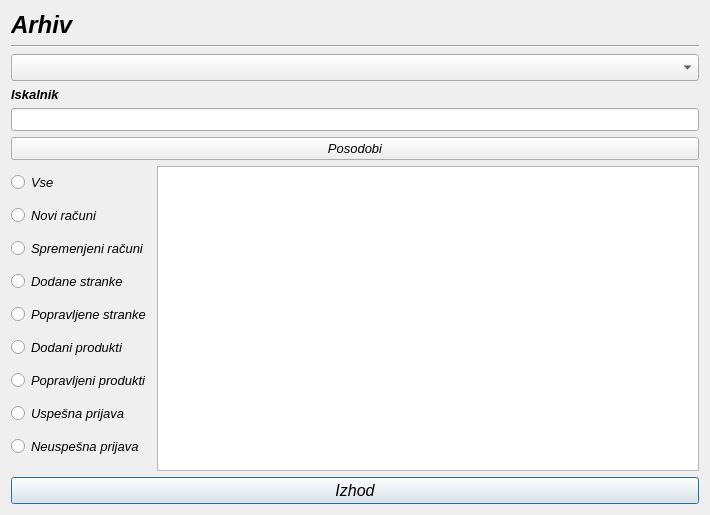
Above: arhiv.ui from MaxMaxy/racun before the change. Below: the same form after it.
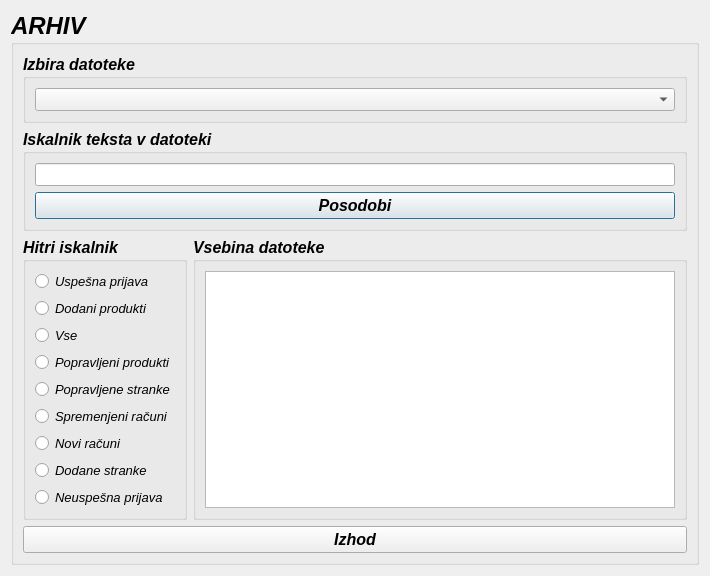
That is the form after the change.

Patch:
```diff
--- a/arhiv.ui
+++ b/arhiv.ui
@@ -7,7 +7,7 @@
     <x>0</x>
     <y>0</y>
     <width>710</width>
-    <height>515</height>
+    <height>558</height>
    </rect>
   </property>
   <property name="font">
@@ -20,56 +20,78 @@
   <property name="windowTitle">
    <string>Dialog</string>
   </property>
-  <layout class="QGridLayout" name="gridLayout">
+  <layout class="QGridLayout" name="gridLayout_3">
    <item row="0" column="0">
-    <widget class="QLabel" name="label_2">
+    <widget class="QGroupBox" name="groupBox_5">
      <property name="font">
       <font>
-       <family>MS Sans Serif</family>
        <pointsize>18</pointsize>
        <weight>75</weight>
-       <italic>true</italic>
        <bold>true</bold>
+       <kerning>true</kerning>
       </font>
      </property>
-     <property name="text">
-      <string>Arhiv</string>
+     <property name="title">
+      <string>ARHIV</string>
      </property>
-    </widget>
-   </item>
-   <item row="1" column="0">
-    <widget class="Line" name="line">
+     <property name="flat">
+      <bool>true</bool>
+     </property>
+     <property name="checkable">
+      <bool>false</bool>
+     </property>
+     <layout class="QGridLayout" name="gridLayout_2">
+      <property name="sizeConstraint">
+       <enum>QLayout::SetDefaultConstraint</enum>
+      </property>
+      <item row="0" column="0">
+       <layout class="QVBoxLayout" name="verticalLayout_5">
+        <item>
+         <layout class="QVBoxLayout" name="verticalLayout_4">
+          <item>
+           <widget class="QGroupBox" name="groupBox_3">
      <property name="font">
       <font>
-       <family>MS Sans Serif</family>
-       <italic>true</italic>
-      </font>
-     </property>
-     <property name="orientation">
-      <enum>Qt::Horizontal</enum>
-     </property>
-    </widget>
-   </item>
-   <item row="6" column="0">
-    <widget class="QLabel" name="label">
+              <pointsize>12</pointsize>
+              <weight>75</weight>
+              <bold>true</bold>
+             </font>
+            </property>
+            <property name="title">
+             <string>Izbira datoteke</string>
+            </property>
+            <layout class="QVBoxLayout" name="verticalLayout_3">
+             <item>
+              <widget class="QComboBox" name="comboBox">
      <property name="font">
       <font>
        <family>MS Sans Serif</family>
        <pointsize>10</pointsize>
-       <weight>75</weight>
        <italic>true</italic>
+                </font>
+               </property>
+              </widget>
+             </item>
+            </layout>
+           </widget>
+          </item>
+          <item>
+           <widget class="QGroupBox" name="groupBox_2">
+            <property name="font">
+             <font>
+              <pointsize>12</pointsize>
+              <weight>75</weight>
        <bold>true</bold>
       </font>
      </property>
-     <property name="text">
-      <string>Iskalnik</string>
-     </property>
-     <property name="buddy">
-      <cstring>lineEdit_isci</cstring>
-     </property>
-    </widget>
-   </item>
-   <item row="8" column="0">
+            <property name="title">
+             <string>Iskalnik teksta v datoteki</string>
+            </property>
+            <property name="flat">
+             <bool>false</bool>
+            </property>
+            <layout class="QVBoxLayout" name="verticalLayout">
+             <item>
     <widget class="QLineEdit" name="lineEdit_isci">
      <property name="font">
       <font>
@@ -80,19 +102,85 @@
      </property>
     </widget>
    </item>
-   <item row="10" column="0">
-    <layout class="QVBoxLayout" name="verticalLayout_2">
+             <item>
+              <widget class="QPushButton" name="pushButton_isci">
+               <property name="sizePolicy">
+                <sizepolicy hsizetype="MinimumExpanding" vsizetype="Minimum">
+                 <horstretch>0</horstretch>
+                 <verstretch>0</verstretch>
+                </sizepolicy>
+               </property>
+               <property name="font">
+                <font>
+                 <pointsize>12</pointsize>
+                </font>
+               </property>
+               <property name="text">
+                <string>Posodobi</string>
+               </property>
+              </widget>
+             </item>
+            </layout>
+           </widget>
+          </item>
+         </layout>
+        </item>
      <item>
       <layout class="QHBoxLayout" name="horizontalLayout">
        <item>
-        <layout class="QVBoxLayout" name="verticalLayout">
+           <widget class="QGroupBox" name="groupBox">
+            <property name="font">
+             <font>
+              <pointsize>12</pointsize>
+              <weight>75</weight>
+              <bold>true</bold>
+             </font>
+            </property>
+            <property name="title">
+             <string>Hitri iskalnik</string>
+            </property>
+            <layout class="QVBoxLayout" name="verticalLayout_2">
+             <item>
+              <widget class="QRadioButton" name="radioButton_uspesnaPrijava">
+               <property name="font">
+                <font>
+                 <family>MS Sans Serif</family>
+                 <pointsize>10</pointsize>
+                 <weight>50</weight>
+                 <italic>true</italic>
+                 <bold>false</bold>
+                </font>
+               </property>
+               <property name="text">
+                <string>Uspešna prijava</string>
+               </property>
+              </widget>
+             </item>
+             <item>
+              <widget class="QRadioButton" name="radioButton_dodaniProdukti">
+               <property name="font">
+                <font>
+                 <family>MS Sans Serif</family>
+                 <pointsize>10</pointsize>
+                 <weight>50</weight>
+                 <italic>true</italic>
+                 <bold>false</bold>
+                </font>
+               </property>
+               <property name="text">
+                <string>Dodani produkti</string>
+               </property>
+              </widget>
+             </item>
          <item>
           <widget class="QRadioButton" name="radioButton_vse">
            <property name="font">
             <font>
              <family>MS Sans Serif</family>
              <pointsize>10</pointsize>
+                 <weight>50</weight>
              <italic>true</italic>
+                 <bold>false</bold>
             </font>
            </property>
            <property name="text">
@@ -101,16 +189,34 @@
           </widget>
          </item>
          <item>
-          <widget class="QRadioButton" name="radioButton_noviRacuni">
+              <widget class="QRadioButton" name="radioButton_popravljeniProdukti">
            <property name="font">
             <font>
              <family>MS Sans Serif</family>
              <pointsize>10</pointsize>
+                 <weight>50</weight>
              <italic>true</italic>
+                 <bold>false</bold>
             </font>
            </property>
            <property name="text">
-            <string>Novi računi</string>
+                <string>Popravljeni produkti</string>
+               </property>
+              </widget>
+             </item>
+             <item>
+              <widget class="QRadioButton" name="radioButton_popravljeneStranke">
+               <property name="font">
+                <font>
+                 <family>MS Sans Serif</family>
+                 <pointsize>10</pointsize>
+                 <weight>50</weight>
+                 <italic>true</italic>
+                 <bold>false</bold>
+                </font>
+               </property>
+               <property name="text">
+                <string>Popravljene stranke</string>
            </property>
           </widget>
          </item>
@@ -120,7 +226,9 @@
             <font>
              <family>MS Sans Serif</family>
              <pointsize>10</pointsize>
+                 <weight>50</weight>
              <italic>true</italic>
+                 <bold>false</bold>
             </font>
            </property>
            <property name="text">
@@ -128,13 +236,31 @@
            </property>
           </widget>
          </item>
+             <item>
+              <widget class="QRadioButton" name="radioButton_noviRacuni">
+               <property name="font">
+                <font>
+                 <family>MS Sans Serif</family>
+                 <pointsize>10</pointsize>
+                 <weight>50</weight>
+                 <italic>true</italic>
+                 <bold>false</bold>
+                </font>
+               </property>
+               <property name="text">
+                <string>Novi računi</string>
+               </property>
+              </widget>
+             </item>
          <item>
           <widget class="QRadioButton" name="radioButton_dodaneStranke">
            <property name="font">
             <font>
              <family>MS Sans Serif</family>
              <pointsize>10</pointsize>
+                 <weight>50</weight>
              <italic>true</italic>
+                 <bold>false</bold>
             </font>
            </property>
            <property name="text">
@@ -142,69 +268,15 @@
            </property>
           </widget>
          </item>
-         <item>
-          <widget class="QRadioButton" name="radioButton_popravljeneStranke">
-           <property name="font">
-            <font>
-             <family>MS Sans Serif</family>
-             <pointsize>10</pointsize>
-             <italic>true</italic>
-            </font>
-           </property>
-           <property name="text">
-            <string>Popravljene stranke</string>
-           </property>
-          </widget>
-         </item>
-         <item>
-          <widget class="QRadioButton" name="radioButton_dodaniProdukti">
-           <property name="font">
-            <font>
-             <family>MS Sans Serif</family>
-             <pointsize>10</pointsize>
-             <italic>true</italic>
-            </font>
-           </property>
-           <property name="text">
-            <string>Dodani produkti</string>
-           </property>
-          </widget>
-         </item>
-         <item>
-          <widget class="QRadioButton" name="radioButton_popravljeniProdukti">
-           <property name="font">
-            <font>
-             <family>MS Sans Serif</family>
-             <pointsize>10</pointsize>
-             <italic>true</italic>
-            </font>
-           </property>
-           <property name="text">
-            <string>Popravljeni produkti</string>
-           </property>
-          </widget>
-         </item>
-         <item>
-          <widget class="QRadioButton" name="radioButton_uspesnaPrijava">
-           <property name="font">
-            <font>
-             <family>MS Sans Serif</family>
-             <pointsize>10</pointsize>
-             <italic>true</italic>
-            </font>
-           </property>
-           <property name="text">
-            <string>Uspešna prijava</string>
-           </property>
-          </widget>
-         </item>
          <item>
           <widget class="QRadioButton" name="radioButton_neuspesnaPrijava">
            <property name="font">
             <font>
              <family>MS Sans Serif</family>
              <pointsize>10</pointsize>
+                 <weight>50</weight>
              <italic>true</italic>
+                 <bold>false</bold>
             </font>
            </property>
            <property name="text">
@@ -213,8 +285,22 @@
           </widget>
          </item>
         </layout>
+           </widget>
        </item>
        <item>
+           <widget class="QGroupBox" name="groupBox_4">
+            <property name="font">
+             <font>
+              <pointsize>12</pointsize>
+              <weight>75</weight>
+              <bold>true</bold>
+             </font>
+            </property>
+            <property name="title">
+             <string>Vsebina datoteke</string>
+            </property>
+            <layout class="QGridLayout" name="gridLayout">
+             <item row="0" column="0">
         <widget class="QListWidget" name="listWidget">
          <property name="enabled">
           <bool>true</bool>
@@ -229,6 +315,9 @@
         </widget>
        </item>
       </layout>
+           </widget>
+          </item>
+         </layout>
      </item>
      <item>
       <widget class="QPushButton" name="pushButton">
@@ -246,28 +335,7 @@
      </item>
     </layout>
    </item>
-   <item row="2" column="0">
-    <widget class="QComboBox" name="comboBox">
-     <property name="font">
-      <font>
-       <family>MS Sans Serif</family>
-       <pointsize>12</pointsize>
-       <italic>true</italic>
-      </font>
-     </property>
-    </widget>
-   </item>
-   <item row="9" column="0">
-    <widget class="QPushButton" name="pushButton_isci">
-     <property name="sizePolicy">
-      <sizepolicy hsizetype="MinimumExpanding" vsizetype="Minimum">
-       <horstretch>0</horstretch>
-       <verstretch>0</verstretch>
-      </sizepolicy>
-     </property>
-     <property name="text">
-      <string>Posodobi</string>
-     </property>
+     </layout>
     </widget>
    </item>
   </layout>
```
Left out of the diff: 9 changed lines with no effect on the pictures. Lines whose indentation alone changed are shown as unchanged.
